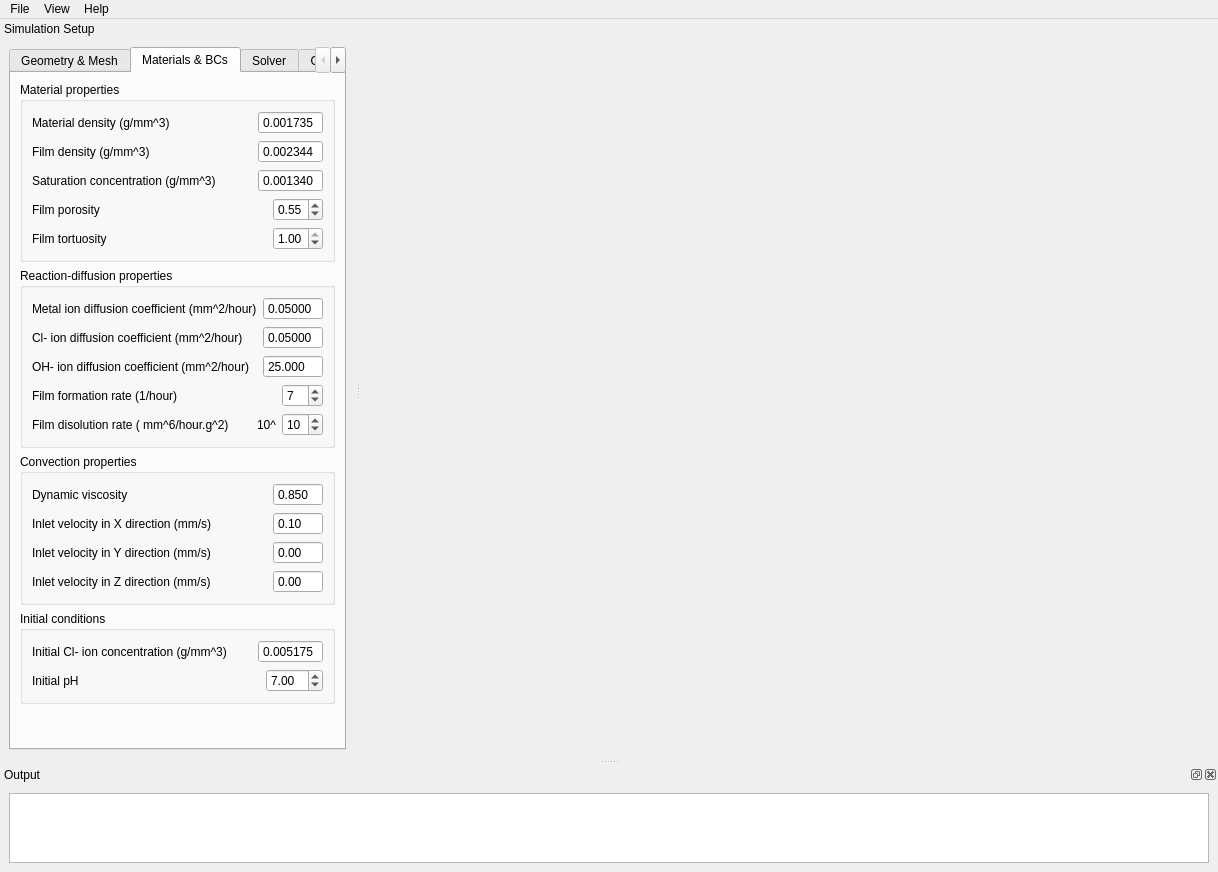
mbarzegary/BioDeg-UI, file BioDeg-UI/mainwindow.ui: the form before one commit.
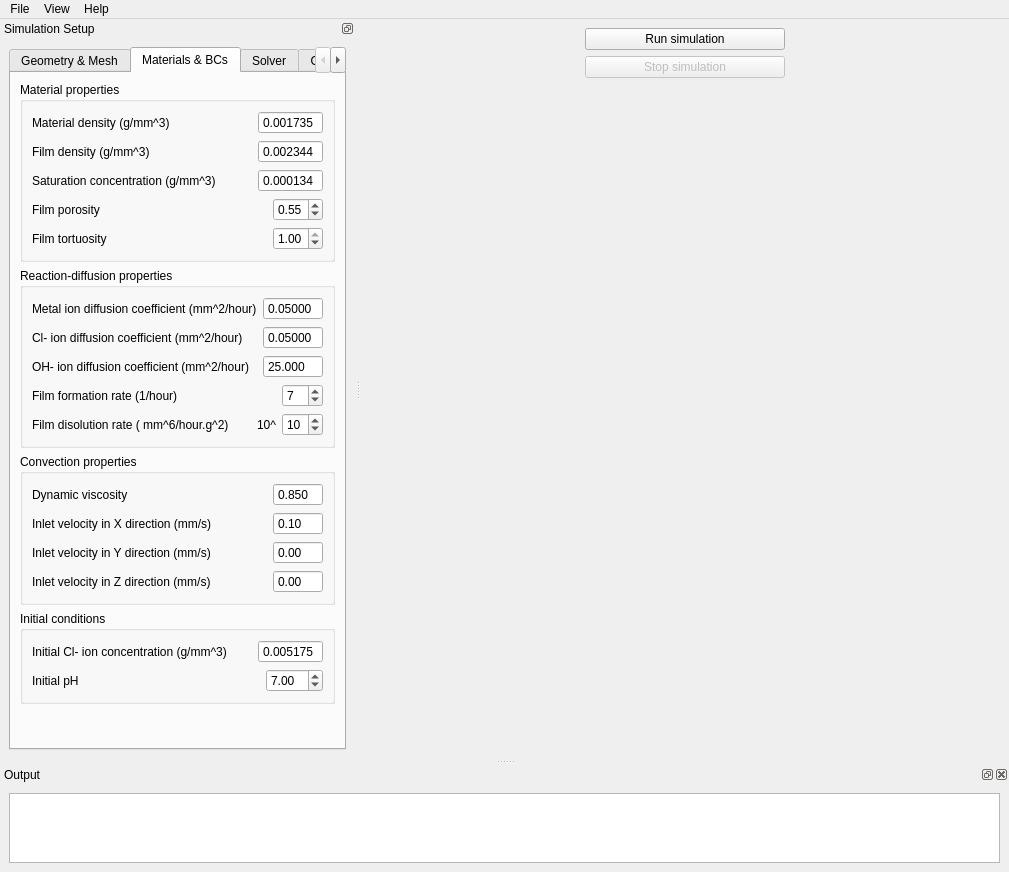
The form after the commit. The open tabs and pages were chosen to show the change.

Commit message: add integration to biodeg core

What changed in the file:
```diff
--- a/BioDeg-UI/mainwindow.ui
+++ b/BioDeg-UI/mainwindow.ui
@@ -6,7 +6,7 @@
    <rect>
     <x>0</x>
     <y>0</y>
-    <width>1218</width>
+    <width>1009</width>
     <height>868</height>
    </rect>
   </property>
@@ -20,9 +20,120 @@
      <verstretch>0</verstretch>
     </sizepolicy>
    </property>
-   <layout class="QHBoxLayout" name="horizontalLayout_8">
+   <layout class="QVBoxLayout" name="verticalLayout_4">
     <item>
-     <layout class="QHBoxLayout" name="viewHorizontalLayout"/>
+     <layout class="QHBoxLayout" name="horizontalLayout_8">
+      <item>
+       <spacer name="horizontalSpacer">
+        <property name="orientation">
+         <enum>Qt::Horizontal</enum>
+        </property>
+        <property name="sizeHint" stdset="0">
+         <size>
+          <width>40</width>
+          <height>20</height>
+         </size>
+        </property>
+       </spacer>
+      </item>
+      <item>
+       <widget class="QPushButton" name="runButton">
+        <property name="minimumSize">
+         <size>
+          <width>200</width>
+          <height>0</height>
+         </size>
+        </property>
+        <property name="maximumSize">
+         <size>
+          <width>200</width>
+          <height>16777215</height>
+         </size>
+        </property>
+        <property name="text">
+         <string>Run simulation</string>
+        </property>
+       </widget>
+      </item>
+      <item>
+       <spacer name="horizontalSpacer_2">
+        <property name="orientation">
+         <enum>Qt::Horizontal</enum>
+        </property>
+        <property name="sizeHint" stdset="0">
+         <size>
+          <width>40</width>
+          <height>20</height>
+         </size>
+        </property>
+       </spacer>
+      </item>
+     </layout>
+    </item>
+    <item>
+     <layout class="QHBoxLayout" name="horizontalLayout_12">
+      <item>
+       <spacer name="horizontalSpacer_5">
+        <property name="orientation">
+         <enum>Qt::Horizontal</enum>
+        </property>
+        <property name="sizeHint" stdset="0">
+         <size>
+          <width>40</width>
+          <height>20</height>
+         </size>
+        </property>
+       </spacer>
+      </item>
+      <item>
+       <widget class="QPushButton" name="stopButton">
+        <property name="enabled">
+         <bool>false</bool>
+        </property>
+        <property name="minimumSize">
+         <size>
+          <width>200</width>
+          <height>0</height>
+         </size>
+        </property>
+        <property name="maximumSize">
+         <size>
+          <width>200</width>
+          <height>16777215</height>
+         </size>
+        </property>
+        <property name="text">
+         <string>Stop simulation</string>
+        </property>
+       </widget>
+      </item>
+      <item>
+       <spacer name="horizontalSpacer_6">
+        <property name="orientation">
+         <enum>Qt::Horizontal</enum>
+        </property>
+        <property name="sizeHint" stdset="0">
+         <size>
+          <width>40</width>
+          <height>20</height>
+         </size>
+        </property>
+       </spacer>
+      </item>
+     </layout>
+    </item>
+    <item>
+     <spacer name="verticalSpacer_4">
+      <property name="orientation">
+       <enum>Qt::Vertical</enum>
+      </property>
+      <property name="sizeHint" stdset="0">
+       <size>
+        <width>20</width>
+        <height>661</height>
+       </size>
+      </property>
+     </spacer>
     </item>
    </layout>
   </widget>
@@ -31,7 +142,7 @@
     <rect>
      <x>0</x>
      <y>0</y>
-     <width>1218</width>
+     <width>1009</width>
      <height>20</height>
     </rect>
    </property>
@@ -76,7 +187,7 @@
     </size>
    </property>
    <property name="features">
-    <set>QDockWidget::NoDockWidgetFeatures</set>
+    <set>QDockWidget::DockWidgetFloatable|QDockWidget::DockWidgetMovable</set>
    </property>
    <property name="windowTitle">
     <string>Simulation Setup</string>
@@ -751,7 +862,7 @@
                  <double>0.010000000000000</double>
                 </property>
                 <property name="value">
-                 <double>0.001340000000000</double>
+                 <double>0.000134000000000</double>
                 </property>
                </widget>
               </item>
```
Left out of the diff: 7 changed lines with no effect on the pictures. The commit also changes 2 other files.
